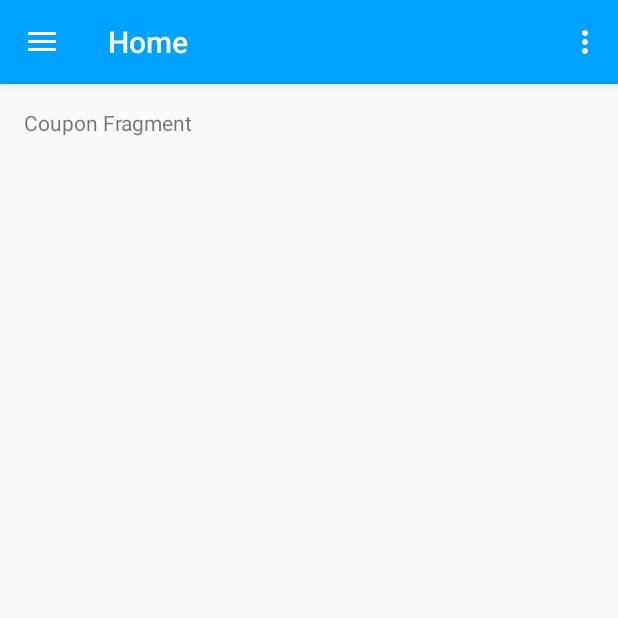
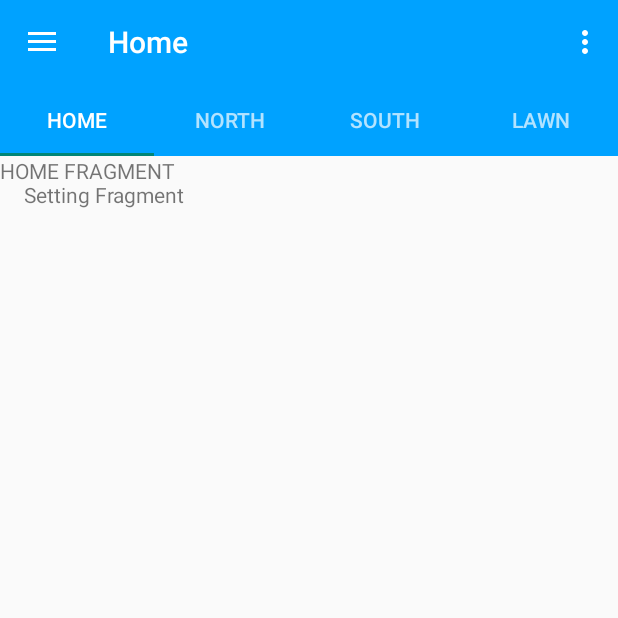
Before and after one commit to imvincey/MHCI-AE, an Android app: the fragment LawnFragment placed in its activity, on a phone screen of 412 x 824 dp, the top half of it. Run offline under Robolectric (Android 15) with nearby library versions, the phone set to English and light mode, and no system bars.

Commit message:
Save checkpoint

```diff
--- a/inCampus/app/src/main/java/mhci/teamsix/ugs/incampus/CouponFragment.java
+++ b/inCampus/app/src/main/java/mhci/teamsix/ugs/incampus/LawnFragment.java
@@ -6,14 +6,12 @@ import android.view.LayoutInflater;
 import android.view.View;
 import android.view.ViewGroup;
 
-
-public class CouponFragment extends Fragment {
+public class LawnFragment extends Fragment {
 
     @Override
     public View onCreateView(LayoutInflater inflater, ViewGroup container,
                              Bundle savedInstanceState) {
         // Inflate the layout for this fragment
-        return inflater.inflate(R.layout.fragment_coupon, container, false);
+        return inflater.inflate(R.layout.fragment_lawn, container, false);
     }
-
 }
--- a/inCampus/app/src/main/java/mhci/teamsix/ugs/incampus/MainActivity.java
+++ b/inCampus/app/src/main/java/mhci/teamsix/ugs/incampus/MainActivity.java
@@ -1,14 +1,10 @@
 package mhci.teamsix.ugs.incampus;
 
-import android.app.usage.UsageEvents;
 import android.content.Intent;
 import android.os.Bundle;
 import android.os.Handler;
-import android.support.design.widget.FloatingActionButton;
-import android.support.design.widget.Snackbar;
-import android.support.v4.app.Fragment;
-import android.support.v4.app.FragmentManager;
-import android.support.v4.app.FragmentTransaction;
+import android.support.design.widget.TabLayout;
+import android.support.v4.view.ViewPager;
 import android.view.View;
 import android.support.design.widget.NavigationView;
 import android.support.v4.view.GravityCompat;
@@ -26,6 +22,8 @@ public class MainActivity extends AppCompatActivity
 
     UserSessionManager session;
     boolean exitByBackPressed = false;
+    private TabLayout tabLayout;
+    private ViewPager viewPager;
 
     @Override
     protected void onCreate(Bundle savedInstanceState) {
@@ -52,10 +50,20 @@ public class MainActivity extends AppCompatActivity
         String email = userid + "@student.gla.ac.uk";
         _emailAddress.setText(email);
 
-        HomeFragment frag = new HomeFragment();
-        FragmentTransaction fm = getSupportFragmentManager().beginTransaction();
-        fm.replace(R.id.fragmentFrame, frag, "Home");
-        fm.commit();
+        viewPager = (ViewPager) findViewById(R.id.viewpager);
+        setupViewPager(viewPager);
+
+        tabLayout = (TabLayout) findViewById(R.id.tabs);
+        tabLayout.setupWithViewPager(viewPager);
+    }
+
+    private void setupViewPager(ViewPager viewPager) {
+        ViewPagerAdapter adapter = new ViewPagerAdapter(getSupportFragmentManager());
+        adapter.addFragment(new HomeFragment(), "Home");
+        adapter.addFragment(new NorthFragment(), "North");
+        adapter.addFragment(new SouthFragment(), "South");
+        adapter.addFragment(new LawnFragment(), "Lawn");
+        viewPager.setAdapter(adapter);
     }
 
     @Override
@@ -106,36 +114,25 @@ public class MainActivity extends AppCompatActivity
     public boolean onNavigationItemSelected(MenuItem item) {
         // Handle navigation view item clicks here.
         int id = item.getItemId();
-        Fragment fragment = null;
-        Class fragmentClass;
+
         if (id == R.id.nav_home) {
-            fragmentClass = HomeFragment.class;
+
         } else if (id == R.id.nav_event) {
-            fragmentClass = EventFragment.class;
+            Intent next = new Intent(this, EventActivity.class);
+            startActivity(next);
+            return true;
         } else if (id == R.id.nav_coupons) {
-            fragmentClass = CouponFragment.class;
+            Intent next = new Intent(this, CouponActivity.class);
+            startActivity(next);
+            return true;
         } else if (id == R.id.nav_settings) {
-            fragmentClass = SettingFragment.class;
+            Intent next = new Intent(this, SettingActivity.class);
+            startActivity(next);
+            return true;
         } else if (id == R.id.nav_logout) {
             logout();
             return true;
-        } else if (id == R.id.nav_share){
-            Intent next = new Intent(this, SettingActivity.class);
-            startActivity(next);
-            return true;
-        } else{
-            fragmentClass = EventFragment.class;
         }
-
-        try {
-            fragment = (Fragment) fragmentClass.newInstance();
-        } catch (Exception e) {
-            e.printStackTrace();
-        }
-
-        // Insert the fragment by replacing any existing fragment
-        FragmentManager fragmentManager = getSupportFragmentManager();
-        fragmentManager.beginTransaction().replace(R.id.fragmentFrame, fragment).commit();
 
         // Highlight the selected item has been done by NavigationView
         item.setChecked(true);
--- a/inCampus/app/src/main/java/mhci/teamsix/ugs/incampus/EventFragment.java
+++ b/inCampus/app/src/main/java/mhci/teamsix/ugs/incampus/NorthFragment.java
@@ -6,13 +6,13 @@ import android.view.LayoutInflater;
 import android.view.View;
 import android.view.ViewGroup;
 
-public class EventFragment extends Fragment {
+public class NorthFragment extends Fragment {
 
     @Override
     public View onCreateView(LayoutInflater inflater, ViewGroup container,
                              Bundle savedInstanceState) {
         // Inflate the layout for this fragment
-        return inflater.inflate(R.layout.fragment_event, container, false);
+        return inflater.inflate(R.layout.fragment_north, container, false);
     }
 
 }
--- a/inCampus/app/src/main/java/mhci/teamsix/ugs/incampus/SettingFragment.java
+++ b/inCampus/app/src/main/java/mhci/teamsix/ugs/incampus/SouthFragment.java
@@ -1,19 +1,19 @@
 package mhci.teamsix.ugs.incampus;
 
-import android.content.Context;
-import android.net.Uri;
 import android.os.Bundle;
 import android.support.v4.app.Fragment;
 import android.view.LayoutInflater;
 import android.view.View;
 import android.view.ViewGroup;
 
-public class SettingFragment extends Fragment {
+
+public class SouthFragment extends Fragment {
 
     @Override
     public View onCreateView(LayoutInflater inflater, ViewGroup container,
                              Bundle savedInstanceState) {
         // Inflate the layout for this fragment
-        return inflater.inflate(R.layout.fragment_setting, container, false);
+        return inflater.inflate(R.layout.fragment_south, container, false);
     }
+
 }
--- /dev/null
+++ b/inCampus/app/src/main/java/mhci/teamsix/ugs/incampus/ViewPagerAdapter.java
@@ -0,0 +1,41 @@
+package mhci.teamsix.ugs.incampus;
+
+import android.support.v4.app.Fragment;
+import android.support.v4.app.FragmentManager;
+import android.support.v4.app.FragmentPagerAdapter;
+
+import java.util.ArrayList;
+import java.util.List;
+
+/**
+ * Created by Vincey on 5/3/2017.
+ */
+
+public class ViewPagerAdapter extends FragmentPagerAdapter {
+    private final List<Fragment> mFragmentList = new ArrayList<>();
+    private final List<String> mFragmentTitleList = new ArrayList<>();
+
+    public ViewPagerAdapter(FragmentManager manager) {
+        super(manager);
+    }
+
+    @Override
+    public Fragment getItem(int position) {
+        return mFragmentList.get(position);
+    }
+
+    @Override
+    public int getCount() {
+        return mFragmentList.size();
+    }
+
+    public void addFragment(Fragment fragment, String title) {
+        mFragmentList.add(fragment);
+        mFragmentTitleList.add(title);
+    }
+
+    @Override
+    public CharSequence getPageTitle(int position) {
+        return mFragmentTitleList.get(position);
+    }
+}
--- a/inCampus/app/src/main/res/layout/activity_main.xml
+++ b/inCampus/app/src/main/res/layout/activity_main.xml
@@ -17,10 +17,8 @@
             layout="@layout/app_bar_main"
             android:layout_width="match_parent"
             android:layout_height="match_parent" />
-        <FrameLayout
-            android:id="@+id/fragmentFrame"
-            android:layout_width="match_parent"
-            android:layout_height="match_parent" />
+
+
     </LinearLayout>
 
     <android.support.design.widget.NavigationView
--- a/inCampus/app/src/main/res/layout/app_bar_main.xml
+++ b/inCampus/app/src/main/res/layout/app_bar_main.xml
@@ -10,7 +10,8 @@
     <android.support.design.widget.AppBarLayout
         android:layout_width="match_parent"
         android:layout_height="wrap_content"
-        android:theme="@style/AppTheme.AppBarOverlay">
+        android:theme="@style/AppTheme.AppBarOverlay"
+        app:elevation="0dp">
 
         <android.support.v7.widget.Toolbar
             android:id="@+id/toolbar"
@@ -19,7 +20,21 @@
             android:background="@color/cyan"
             app:popupTheme="@style/AppTheme.PopupOverlay" />
 
+        <android.support.design.widget.TabLayout
+            android:id="@+id/tabs"
+            android:layout_width="match_parent"
+            android:layout_height="wrap_content"
+            app:tabMode="fixed"
+            android:background="@color/cyan"
+            app:tabGravity="fill"/>
+
     </android.support.design.widget.AppBarLayout>
+
+    <android.support.v4.view.ViewPager
+        android:id="@+id/viewpager"
+        android:layout_width="match_parent"
+        android:layout_height="match_parent"
+        app:layout_behavior="@string/appbar_scrolling_view_behavior"  />
 
     <include layout="@layout/content_main" />
 
--- a/inCampus/app/src/main/res/layout/fragment_event.xml
+++ b/inCampus/app/src/main/res/layout/fragment_lawn.xml
@@ -2,12 +2,12 @@
     xmlns:tools="http://schemas.android.com/tools"
     android:layout_width="match_parent"
     android:layout_height="match_parent"
-    tools:context="mhci.teamsix.ugs.incampus.EventFragment">
+    tools:context="mhci.teamsix.ugs.incampus.LawnFragment">
 
     <!-- TODO: Update blank fragment layout -->
     <TextView
         android:layout_width="match_parent"
         android:layout_height="match_parent"
-        android:text="Event Fragment" />
+        android:text="Setting Fragment"  />
 
 </LinearLayout>
--- a/inCampus/app/src/main/res/layout/fragment_coupon.xml
+++ b/inCampus/app/src/main/res/layout/fragment_north.xml
@@ -2,12 +2,12 @@
     xmlns:tools="http://schemas.android.com/tools"
     android:layout_width="match_parent"
     android:layout_height="match_parent"
-    tools:context="mhci.teamsix.ugs.incampus.CouponFragment">
+    tools:context="mhci.teamsix.ugs.incampus.NorthFragment">
 
     <!-- TODO: Update blank fragment layout -->
     <TextView
         android:layout_width="match_parent"
         android:layout_height="match_parent"
-        android:text="Coupon Fragment"  />
+        android:text="Event Fragment" />
 
 </LinearLayout>
--- a/inCampus/app/src/main/res/layout/fragment_setting.xml
+++ b/inCampus/app/src/main/res/layout/fragment_south.xml
@@ -2,12 +2,12 @@
     xmlns:tools="http://schemas.android.com/tools"
     android:layout_width="match_parent"
     android:layout_height="match_parent"
-    tools:context="mhci.teamsix.ugs.incampus.SettingFragment">
+    tools:context="mhci.teamsix.ugs.incampus.SouthFragment">
 
     <!-- TODO: Update blank fragment layout -->
     <TextView
         android:layout_width="match_parent"
         android:layout_height="match_parent"
-        android:text="Setting Fragment"  />
+        android:text="Coupon Fragment"  />
 
 </LinearLayout>
```
Also changed, not shown: inCampus/app/src/main/AndroidManifest.xml (+5 -3 lines), inCampus/app/src/main/java/mhci/teamsix/ugs/incampus/CouponActivity.java (added, +31 -0 lines), inCampus/app/src/main/java/mhci/teamsix/ugs/incampus/EventActivity.java (added, +31 -0 lines), inCampus/app/src/main/java/mhci/teamsix/ugs/incampus/PageAdapter.java (added, +41 -0 lines), inCampus/app/src/main/java/mhci/teamsix/ugs/incampus/SettingActivity.java (+29 -2 lines), inCampus/app/src/main/java/mhci/teamsix/ugs/incampus/UserSessionManager.java (+10 -0 lines), inCampus/app/src/main/res/layout/activity_coupon.xml (added, +20 -0 lines), inCampus/app/src/main/res/layout/activity_event.xml (added, +20 -0 lines).
